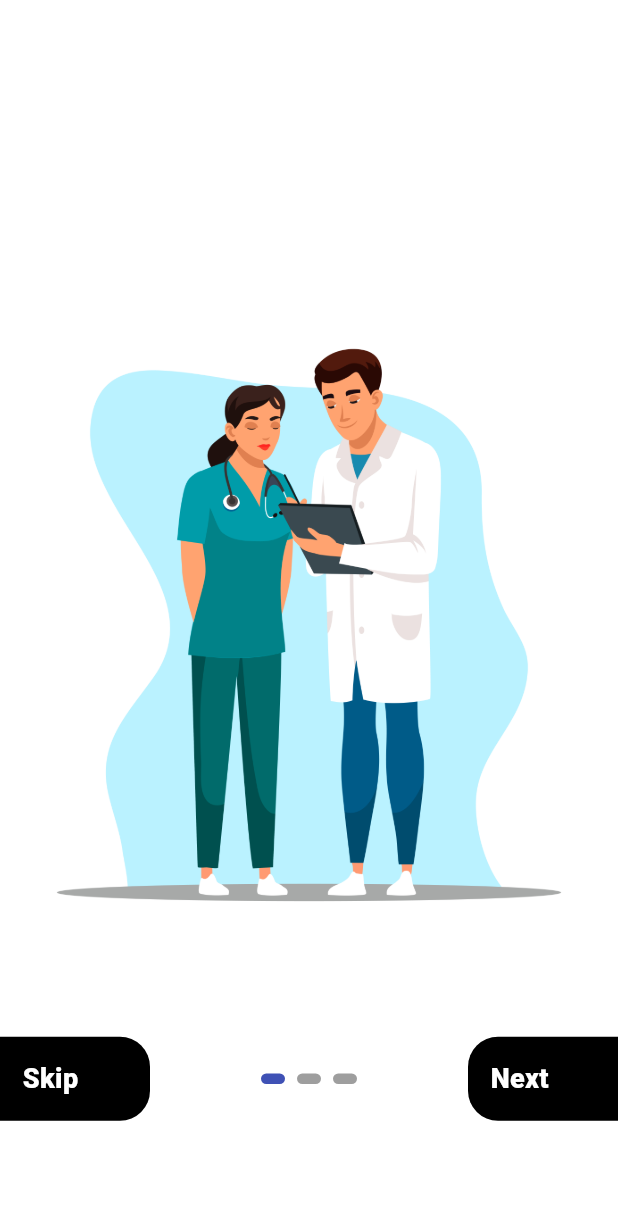
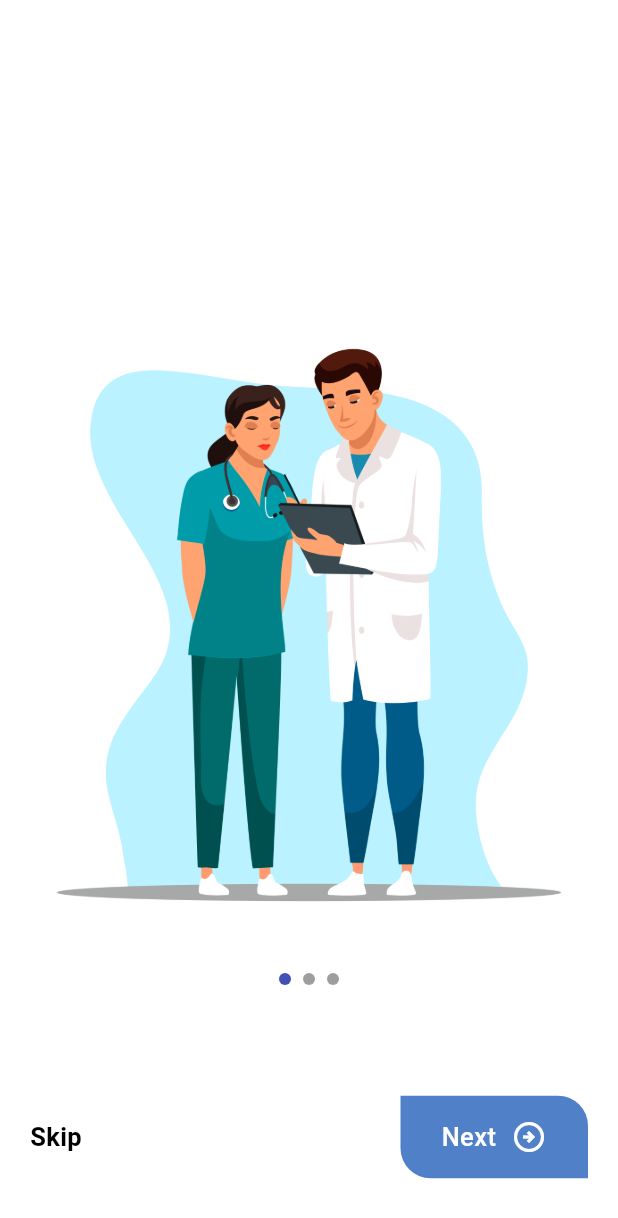
Before and after one commit to Shyamjith-Haridas/Flutter-Onboarding-Type-1, a Flutter app: the screen it shows after launch, on a phone screen of 412 x 824 dp. Shown: the top 1218 px of the screen. Run offline on Flutter 3.47's test engine with Material 3 defaults, Android fonts, the phone set to English and light mode, and no system bars; drawn by our look-alikes of smooth_page_indicator.

Commit message:
ui updation completed

```diff
--- a/lib/on_boarding/on_board_main.dart
+++ b/lib/on_boarding/on_board_main.dart
@@ -1,7 +1,7 @@
-import 'package:firebase_login/medico_home.dart';
 import 'package:firebase_login/on_boarding/pages/onboard_one.dart';
 import 'package:firebase_login/on_boarding/pages/onboard_three.dart';
 import 'package:firebase_login/on_boarding/pages/onboard_two.dart';
+import 'package:firebase_login/user_account/medico_login.dart';
 import 'package:flutter/material.dart';
 import 'package:smooth_page_indicator/smooth_page_indicator.dart';
 
@@ -44,109 +44,230 @@ class _MedicoOnboardHomeState extends State<MedicoOnboardHome> {
           ),
 
           // dot indicator
-          Container(
-            alignment: const Alignment(0, 0.80),
+          // Container(
+          //   alignment: const Alignment(0, 0.80),
+          //   child: Row(
+          //     mainAxisAlignment: MainAxisAlignment.spaceBetween,
+          //     children: [
+          //       // skip button
+          //       GestureDetector(
+          //         onTap: () {
+          //           controller.jumpToPage(2);
+          //         },
+          //         child: Container(
+          //           width: 100,
+          //           height: 50,
+          //           // padding: const EdgeInsets.all(15),
+          //           decoration: const BoxDecoration(
+          //             color: Colors.black,
+          //             borderRadius: BorderRadius.only(
+          //               topRight: Radius.circular(20),
+          //               bottomRight: Radius.circular(20),
+          //             ),
+          //           ),
+          //           child: const Center(
+          //             child: Text(
+          //               "Skip",
+          //               style: TextStyle(
+          //                 color: Colors.white,
+          //                 fontSize: 18,
+          //                 fontWeight: FontWeight.w800,
+          //               ),
+          //             ),
+          //           ),
+          //         ),
+          //       ),
+
+          //       // smooth indicator
+          //       SmoothPageIndicator(
+          //         controller: controller,
+          //         count: 3,
+          //         effect: const WormEffect(
+          //           dotHeight: 7,
+          //           dotWidth: 16,
+          //           type: WormType.underground,
+          //         ),
+          //       ),
+
+          //       // text
+          //       lastPage
+          //           ? GestureDetector(
+          //               onTap: () {
+          //                 Navigator.push(
+          //                   context,
+          //                   MaterialPageRoute(
+          //                     builder: (ctx) => const MedicoHomeScreen(),
+          //                   ),
+          //                 );
+          //               },
+          //               child: Container(
+          //                 width: 100,
+          //                 padding: const EdgeInsets.all(15),
+          //                 decoration: BoxDecoration(
+          //                   color: Colors.green.shade400,
+          //                   borderRadius: const BorderRadius.only(
+          //                     topLeft: Radius.circular(20),
+          //                     bottomLeft: Radius.circular(20),
+          //                   ),
+          //                 ),
+          //                 child: const Text(
+          //                   "Done",
+          //                   style: TextStyle(
+          //                     fontSize: 18,
+          //                     fontWeight: FontWeight.w800,
+          //                   ),
+          //                 ),
+          //               ),
+          //             )
+          //           : Container(
+          //               width: 100,
+          //               padding: const EdgeInsets.only(
+          //                   top: 15, bottom: 15, left: 15),
+          //               decoration: const BoxDecoration(
+          //                 color: Colors.black,
+          //                 borderRadius: BorderRadius.only(
+          //                   topLeft: Radius.circular(20),
+          //                   bottomLeft: Radius.circular(20),
+          //                 ),
+          //               ),
+          //               child: GestureDetector(
+          //                 onTap: () {
+          //                   controller.nextPage(
+          //                     duration: const Duration(milliseconds: 3),
+          //                     curve: Curves.easeInOut,
+          //                   );
+          //                 },
+          //                 child: const Text(
+          //                   "Next",
+          //                   style: TextStyle(
+          //                     color: Colors.white,
+          //                     fontSize: 18,
+          //                     fontWeight: FontWeight.w800,
+          //                   ),
+          //                 ),
+          //               ),
+          //             )
+          //     ],
+          //   ),
+          // ),
+          // smooth page indicator
+          Align(
+            alignment: const Alignment(0, 0.59),
+            child: SmoothPageIndicator(
+              controller: controller,
+              count: 3,
+              effect: const WormEffect(
+                dotHeight: 8,
+                dotWidth: 8,
+              ),
+            ),
+          ),
+
+          // pages
+          Padding(
+            padding: const EdgeInsets.symmetric(horizontal: 20),
+            child: Align(
+              alignment: const Alignment(0, 0.9),
               child: Row(
                 mainAxisAlignment: MainAxisAlignment.spaceBetween,
                 children: [
-                // skip button
+                  // skip page
                   GestureDetector(
                     onTap: () {
                       controller.jumpToPage(2);
                     },
-                  child: Container(
-                    width: 100,
-                    padding: const EdgeInsets.all(15),
-                    decoration: const BoxDecoration(
-                      color: Colors.black,
-                      borderRadius: BorderRadius.only(
-                        topRight: Radius.circular(20),
-                        bottomRight: Radius.circular(20),
-                      ),
-                    ),
                     child: const Text(
                       "Skip",
                       style: TextStyle(
-                        color: Colors.white,
-                        fontSize: 18,
-                        fontWeight: FontWeight.w800,
-                      ),
+                        color: Colors.black,
+                        fontSize: 17,
+                        fontWeight: FontWeight.w600,
                       ),
                     ),
                   ),
 
-                // smooth indicator
-                SmoothPageIndicator(
-                  controller: controller,
-                  count: 3,
-                  effect: const WormEffect(
-                    dotHeight: 7,
-                    dotWidth: 16,
-                    type: WormType.underground,
-                  ),
-                ),
-
-                // text
+                  // next page
                   lastPage
                       ? GestureDetector(
                           onTap: () {
                             Navigator.push(
                               context,
                               MaterialPageRoute(
-                              builder: (ctx) => const MedicoHomeScreen(),
+                                builder: (ctx) => const MedicoLoginScreen(),
                               ),
                             );
                           },
                           child: Container(
-                          width: 100,
-                          padding: const EdgeInsets.all(15),
-                          decoration: BoxDecoration(
-                            color: Colors.green.shade400,
-                            borderRadius: const BorderRadius.only(
-                              topLeft: Radius.circular(20),
+                            height: 55,
+                            width: 125,
+                            decoration: const BoxDecoration(
+                              color: Color.fromRGBO(80, 128, 200, 1),
+                              borderRadius: BorderRadius.only(
+                                topRight: Radius.circular(20),
                                 bottomLeft: Radius.circular(20),
                               ),
                             ),
-                          child: const Text(
+                            child: const Row(
+                              mainAxisAlignment: MainAxisAlignment.center,
+                              children: [
+                                Text(
                                   "Done",
                                   style: TextStyle(
-                              fontSize: 18,
-                              fontWeight: FontWeight.w800,
+                                    color: Colors.white,
+                                    fontSize: 17,
+                                    fontWeight: FontWeight.w500,
                                   ),
+                                ),
+                                SizedBox(width: 10),
+                                Icon(
+                                  Icons.check_circle_outline,
+                                  color: Colors.white,
+                                )
+                              ],
                             ),
                           ),
                         )
-                    : Container(
-                        width: 100,
-                        padding: const EdgeInsets.only(
-                            top: 15, bottom: 15, left: 15),
+                      : GestureDetector(
+                          onTap: () {
+                            controller.nextPage(
+                              duration: const Duration(seconds: 1),
+                              curve: Curves.easeInOut,
+                            );
+                          },
+                          child: Container(
+                            height: 55,
+                            width: 125,
                             decoration: const BoxDecoration(
-                          color: Colors.black,
+                              color: Color.fromRGBO(80, 128, 200, 1),
                               borderRadius: BorderRadius.only(
-                            topLeft: Radius.circular(20),
+                                topRight: Radius.circular(20),
                                 bottomLeft: Radius.circular(20),
                               ),
                             ),
-                        child: GestureDetector(
-                          onTap: () {
-                            controller.nextPage(
-                              duration: const Duration(milliseconds: 3),
-                              curve: Curves.easeInOut,
-                            );
-                          },
-                          child: const Text(
+                            child: const Row(
+                              mainAxisAlignment: MainAxisAlignment.center,
+                              children: [
+                                Text(
                                   "Next",
                                   style: TextStyle(
                                     color: Colors.white,
-                              fontSize: 18,
-                              fontWeight: FontWeight.w800,
+                                    fontSize: 17,
+                                    fontWeight: FontWeight.w500,
                                   ),
+                                ),
+                                SizedBox(width: 10),
+                                Icon(
+                                  Icons.arrow_circle_right_outlined,
+                                  color: Colors.white,
+                                )
+                              ],
                             ),
                           ),
                         )
                 ],
               ),
             ),
+          )
         ],
       ),
     );
--- /dev/null
+++ b/lib/user_account/medico_login.dart
@@ -0,0 +1,13 @@
+import 'package:flutter/material.dart';
+
+class MedicoLoginScreen extends StatelessWidget {
+  const MedicoLoginScreen({super.key});
+
+  @override
+  Widget build(BuildContext context) {
+    return const Scaffold(
+        body: Center(
+      child: Text("Login Page"),
+    ));
+  }
+}
--- a/pubspec.yaml
+++ b/pubspec.yaml
@@ -63,6 +63,7 @@ flutter:
   assets:
     - assets/splash/medico.png
     - assets/onboard/
+    - assets/banner/
 
   # An image asset can refer to one or more resolution-specific "variants", see
   # https://flutter.dev/assets-and-images/#resolution-aware
```
Also changed, not shown: assets/banner/medical-banner2.webp (added), assets/banner/medico-banner.jpg (added). Lines whose indentation alone changed are shown as unchanged.
